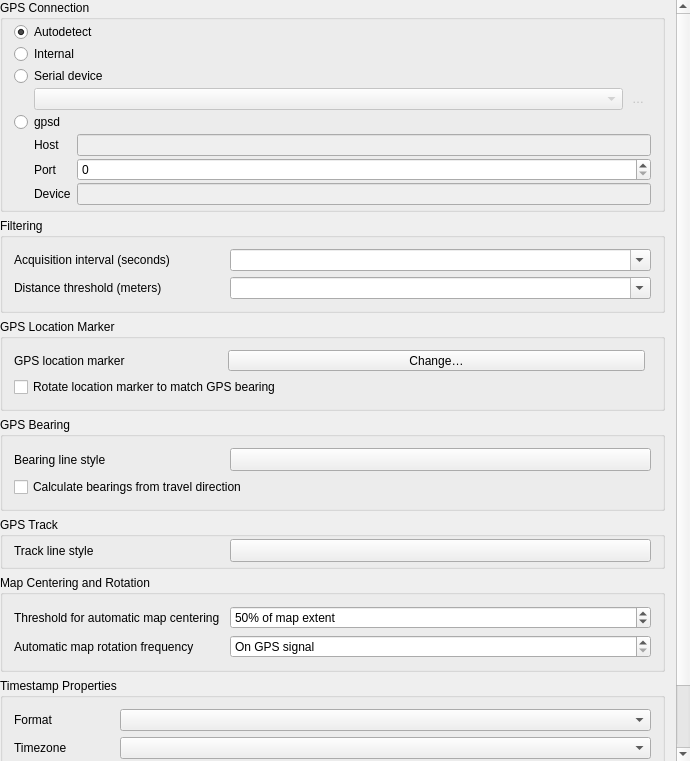
First picture: the form in src/ui/qgsgpsoptionswidgetbase.ui, repository qgis/QGIS, before the edit.
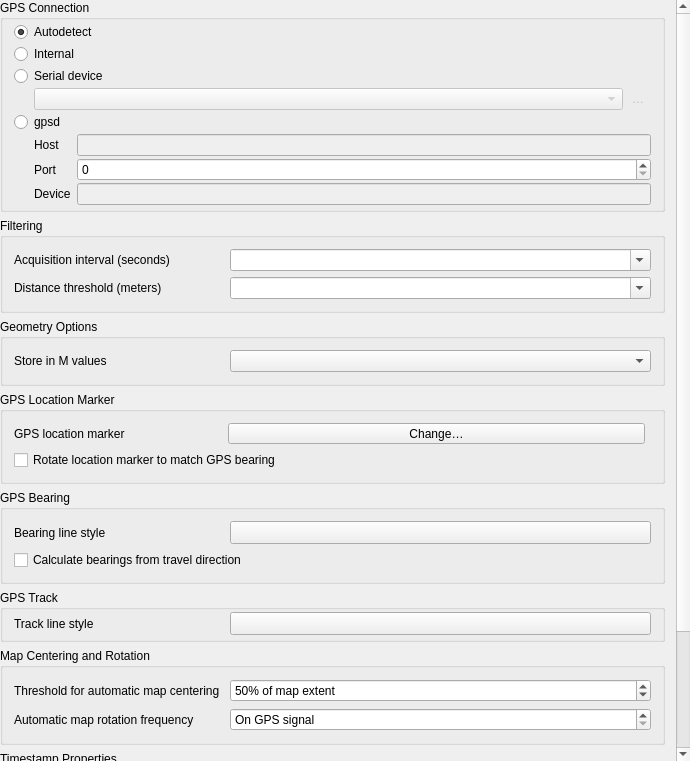
Second picture: the form after the edit. Icons and pictures are not drawn. Custom widgets are drawn as their Qt base class.

Commit message:
[feature][gps] Add option to store selected GPS component in geometry M values
This new setting, available from the GPS settings panel, allows
users to opt into creating geometries with M values from the
inbuilt GPS logging tools. This applies to both features digitized
from GPS logs and from the new "Log to Geopackage/Spatialite"
functionality.

Options include storing timestamps (as ms since epoch), ground speed,
altitudes, bearings, and accuracy components as m values.

Sponsored by NIWA

```diff
--- a/src/ui/qgsgpsoptionswidgetbase.ui
+++ b/src/ui/qgsgpsoptionswidgetbase.ui
@@ -261,6 +261,25 @@
          </layout>
         </widget>
        </item>
+       <item>
+        <widget class="QgsCollapsibleGroupBox" name="groupBox_5">
+         <property name="title">
+          <string>Geometry Options</string>
+         </property>
+         <layout class="QGridLayout" name="gridLayout_5" columnstretch="1,2">
+          <item row="0" column="1">
+           <widget class="QComboBox" name="mComboMValueAttribute"/>
+          </item>
+          <item row="0" column="0">
+           <widget class="QLabel" name="label_6">
+            <property name="text">
+             <string>Store in M values</string>
+            </property>
+           </widget>
+          </item>
+         </layout>
+        </widget>
+       </item>
        <item>
         <widget class="QgsCollapsibleGroupBox" name="groupBox_2">
          <property name="title">
```
Left out of the diff: 11 changed lines with no effect on the pictures. The commit also changes 1 other file.
